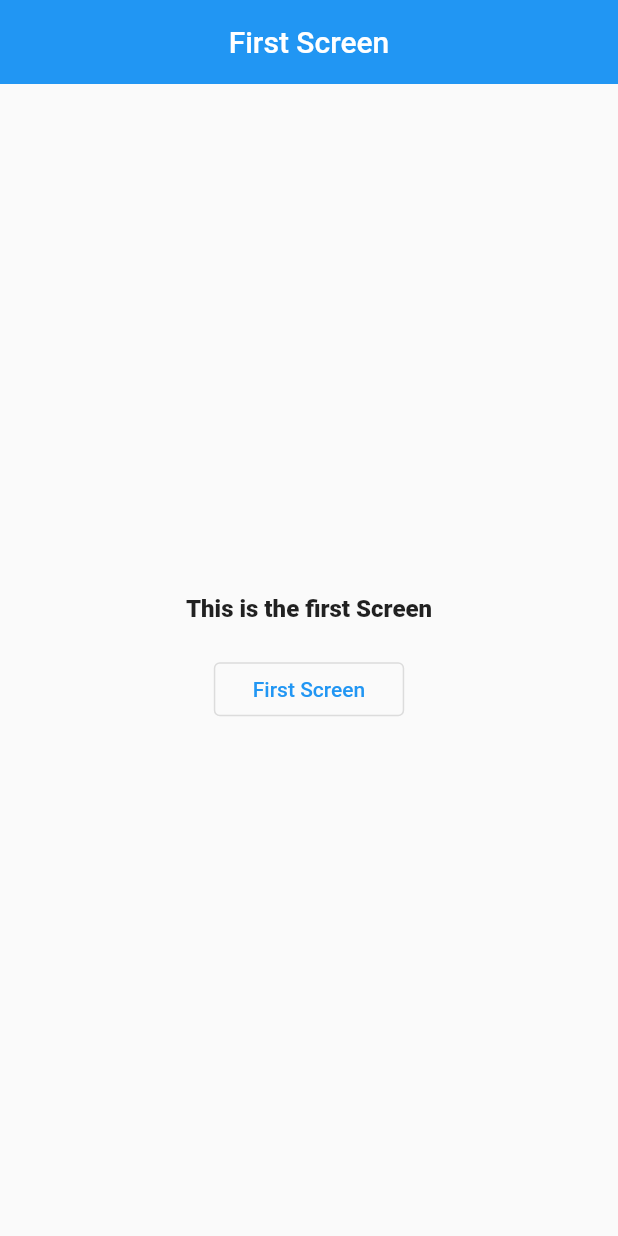
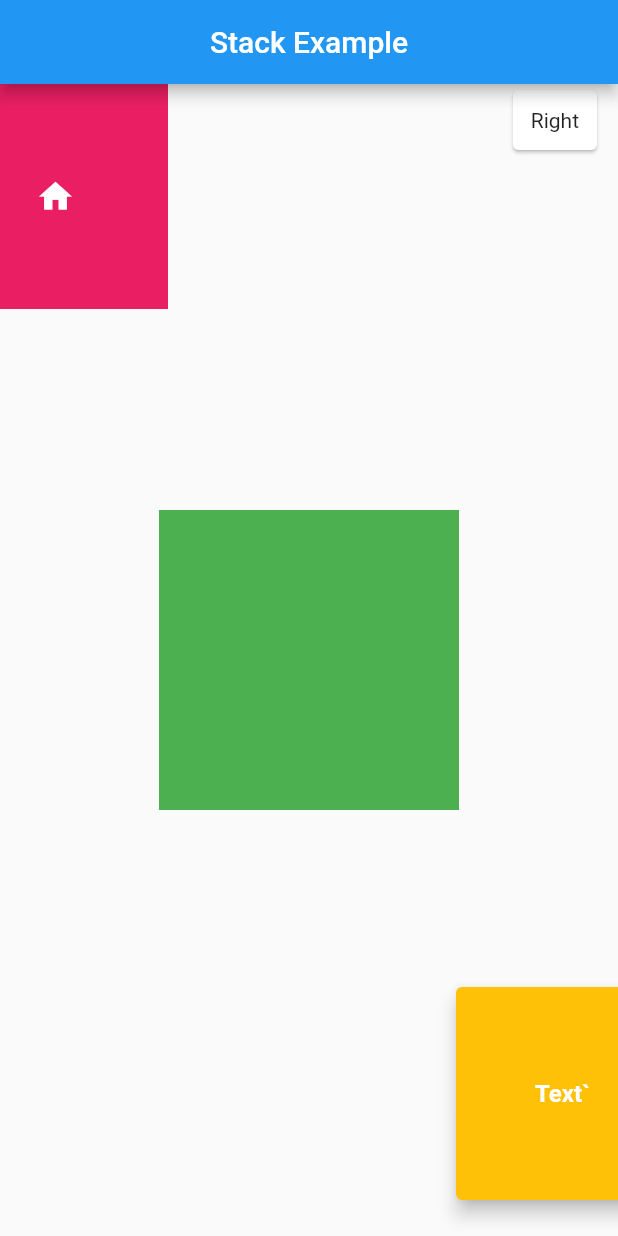
Before and after one commit to NilamPathak578/flutterHopeProjects, a Flutter app: the screen it shows after launch, on a phone screen of 412 x 824 dp. Run offline on Flutter 3.47's test engine with Material 2 defaults, Android fonts, the phone set to English and light mode, and no system bars; our stand-ins replace font_awesome_flutter.

Commit message:
Stack Example

```diff
--- /dev/null
+++ b/lib/Views/stack_page.dart
@@ -0,0 +1,73 @@
+import 'package:flutter/gestures.dart';
+import 'package:flutter/material.dart';
+
+class StackPage extends StatelessWidget {
+  const StackPage({Key? key}) : super(key: key);
+
+  @override
+  Widget build(BuildContext context) {
+    return Scaffold(
+      appBar: AppBar(
+        title: const Text("Stack Example"),
+        centerTitle: true,
+      ),
+      body: Stack(
+        children: [
+          Center(
+            child: Container(
+              height: 200.0,
+              width: 200.0,
+              color: Colors.green,
+            ),
+          ),
+          Positioned(
+              right: 300,
+              height: 150,
+              width: 150,
+              child: Container(
+                color: Colors.pink,
+                child: const Icon(
+                  Icons.home,
+                  color: Colors.white,
+                  size: 26,
+                ),
+              )),
+          const Positioned(
+              bottom: 20,
+              left: 300.0,
+              height: 150,
+              width: 150,
+              child: Card(
+                elevation: 5.0,
+                child: Center(
+                    child: Text(
+                  "Text`",
+                  style: TextStyle(
+                      color: Colors.white,
+                      fontSize: 16.0,
+                      fontWeight: FontWeight.w600),
+                )),
+                color: Colors.amber,
+              )),
+          const Positioned(
+              right: 10.0,
+              child: Card(
+                  child: Padding(
+                padding: EdgeInsets.all(12.0),
+                child: Text("Right"),
+              )))
+          // Container(
+          //   height: 400,
+          //   width: 400,
+          //   color: Colors.red,
+          // ),
+          // Container(
+          //   height: 200.0,
+          //   width: 200,
+          //   color: Colors.yellow,
+          // ),
+        ],
+      ),
+    );
+  }
+}
--- a/lib/main.dart
+++ b/lib/main.dart
@@ -9,6 +9,7 @@ import 'package:flutterhopeprojects/Views/iconview.dart';
 import 'package:flutterhopeprojects/Views/image.dart';
 import 'package:flutterhopeprojects/Views/rich_text.dart';
 import 'package:flutterhopeprojects/Views/splash_screen.dart';
+import 'package:flutterhopeprojects/Views/stack_page.dart';
 import 'package:flutterhopeprojects/Views/time_picker.dart';
 import 'package:flutterhopeprojects/Views/tooltip_page.dart';
 
@@ -38,7 +39,8 @@ class MyApp extends StatelessWidget {
       //home: const ToolTipPage(),
       //home: const Splash(),
       //home: const BottomSheetExample(),
-      home: const FirstScreen(),
+      //home: const FirstScreen(),
+      home: const StackPage(),
     );
   }
 }
```
